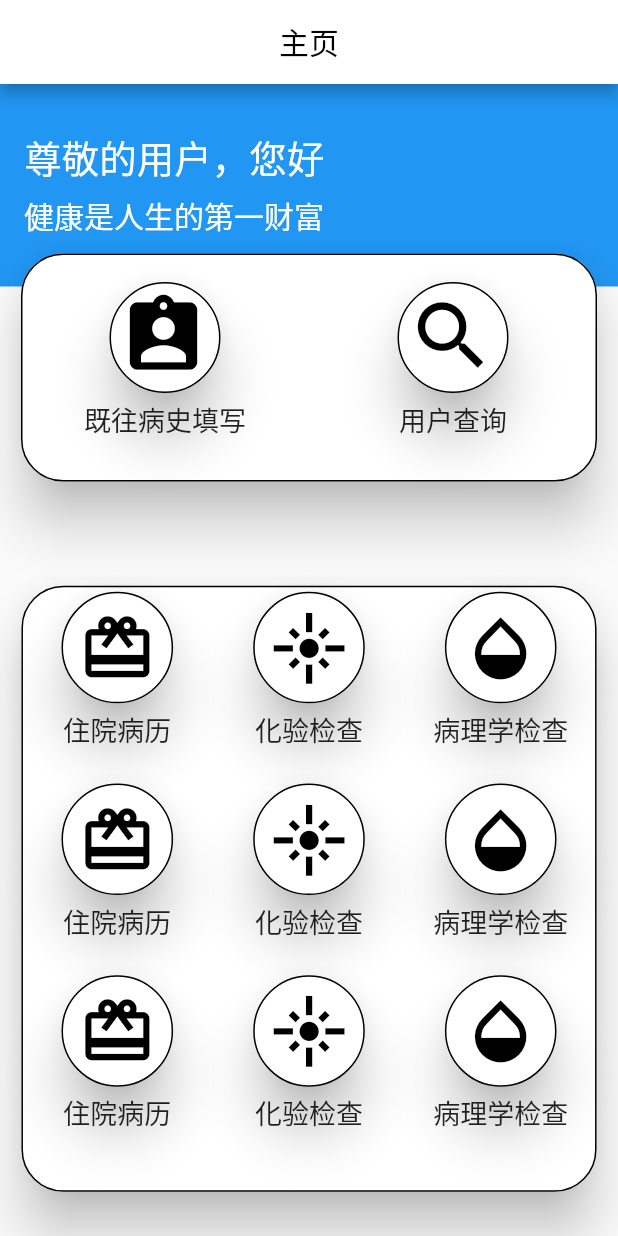
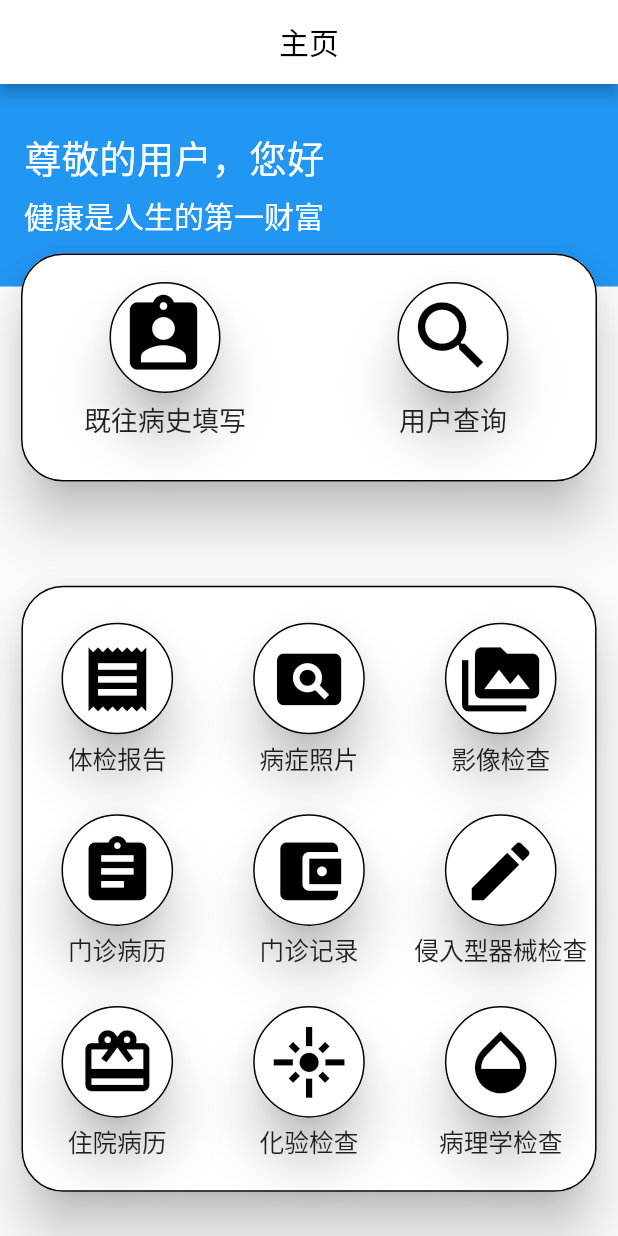
Before and after one commit to Dodoushu/ASECloudRecord, a Flutter app: the MainPage screen opened directly, on a phone screen of 412 x 824 dp. Run offline on Flutter 3.47's test engine with Material 2 defaults, Android fonts, the phone set to English and light mode, and no system bars; our stand-ins replace dio, file_picker, image_picker, photo_view, shared_preferences; missing offline and left inert: dart:ffi; accounts and stored records are empty.

Commit message:
患者端主功能界面，修改

```diff
--- a/lib/patient/MainFunctionPage.dart
+++ b/lib/patient/MainFunctionPage.dart
@@ -44,7 +44,7 @@ class WidgetBulld {
             new Container(
                 child: Text(
                   text,
-                  style: TextStyle(fontSize: 18),
+                  style: TextStyle(fontSize: width_/25),
                 ))
           ]));
   }
@@ -228,43 +228,47 @@ class _MainPage extends State<MainPage> {
               borderRadius: BorderRadius.all(Radius.circular(28.0)),
               side: BorderSide(width: 1.0)),
 
-          child: new Center(
-
+          child: new Container(
+            padding: EdgeInsets.only(top: width_/20),
             child: new GridView(
               gridDelegate: SliverGridDelegateWithFixedCrossAxisCount(
                   crossAxisCount: 3,
                   childAspectRatio: 1.0
               ),
               children: <Widget>[
-                InkWell(child: widgetbuild.create("住院病历", Icons.redeem,width_),
+                InkWell(
+                  child: widgetbuild.create("体检报告", Icons.receipt,width_),
                   onTap: () {
                     Navigator.push(context, MaterialPageRoute(builder: (
-                        context) => HospitalizedRecord()));
+                        context) => medicalReport()));
                   },),
-                InkWell(child: widgetbuild.create("化验检查", Icons.flare,width_),
+                InkWell(
+                  child: widgetbuild.create("病症照片", Icons.pageview,width_),
                   onTap: () {
                     Navigator.push(context, MaterialPageRoute(builder: (
-                        context) => laboratoryExaminationPicture()));
+                        context) => SelfPortraitOfDisease()));
                   },),
-                InkWell(child: widgetbuild.create("病理学检查", Icons.opacity,width_),
+                InkWell(
+                  child: widgetbuild.create("影像检查", Icons.perm_media,width_),
                   onTap: () {
                     Navigator.push(context, MaterialPageRoute(builder: (
-                        context) => Pathology()));
+                        context) => ImageReview()));
                   },),
-                InkWell(child: widgetbuild.create("住院病历", Icons.redeem,width_),
+                InkWell(
+                  child: widgetbuild.create("门诊病历", Icons.assignment,width_),
                   onTap: () {
                     Navigator.push(context, MaterialPageRoute(builder: (
-                        context) => HospitalizedRecord()));
+                        context) => outpatientMedical()));
                   },),
-                InkWell(child: widgetbuild.create("化验检查", Icons.flare,width_),
+                InkWell(child: widgetbuild.create("门诊记录", Icons.account_balance_wallet,width_),
+                  onTap: () {
+                  Navigator.push(context, MaterialPageRoute(builder: (
+                      context) => outpatientVisitRecords()));
+                },),
+                InkWell(child: widgetbuild.create("侵入型器械检查", Icons.edit,width_),
                   onTap: () {
                     Navigator.push(context, MaterialPageRoute(builder: (
-                        context) => laboratoryExaminationPicture()));
-                  },),
-                InkWell(child: widgetbuild.create("病理学检查", Icons.opacity,width_),
-                  onTap: () {
-                    Navigator.push(context, MaterialPageRoute(builder: (
-                        context) => Pathology()));
+                        context) => invasiveReview()));
                   },),
                 InkWell(child: widgetbuild.create("住院病历", Icons.redeem,width_),
                   onTap: () {
```
